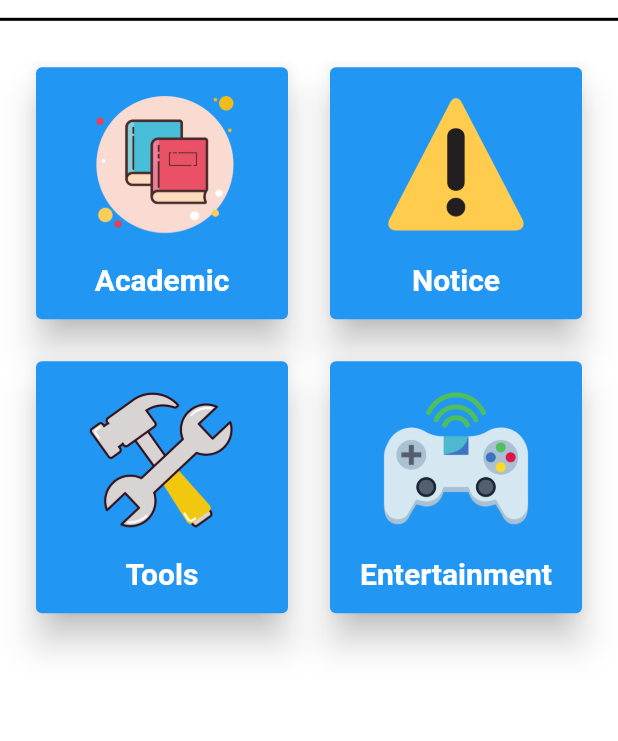
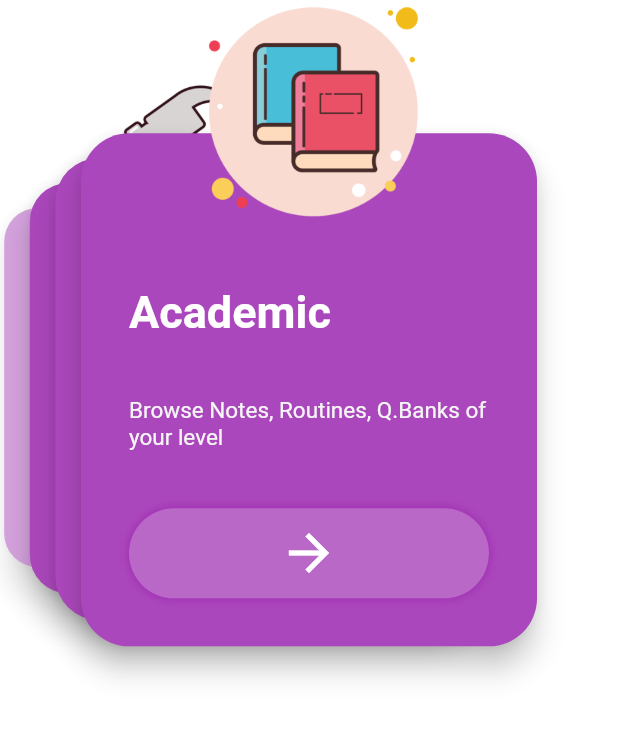
Before and after one commit to mahmudalsohan/NoteBot, a Flutter app: the screen it shows after launch, on a phone screen of 412 x 824 dp, the part 240-981 px from its top. Run offline on Flutter 3.47's test engine with Material 2 defaults, Android fonts, the phone set to English and light mode, and no system bars; drawn by our look-alikes of card_swiper; our stand-ins replace dio, page_transition, shared_preferences.

Commit message:
changes ui

```diff
--- a/lib/screens/home_screen.dart
+++ b/lib/screens/home_screen.dart
@@ -1,33 +1,93 @@
 import 'package:butex_notebot/provider/theme_provider.dart';
 import 'package:butex_notebot/screens/academic_screen.dart';
 import 'package:butex_notebot/widgets/appBar_widget.dart';
+import 'package:butex_notebot/widgets/card_data.dart';
 import 'package:butex_notebot/widgets/drawer_widget.dart';
-import 'package:butex_notebot/widgets/function_tile_widget.dart';
+import 'package:butex_notebot/widgets/reusable_card.dart';
 import 'package:butex_notebot/widgets/top_Container_widget.dart';
 import 'package:flutter/material.dart';
+import 'package:page_transition/page_transition.dart';
 import 'package:provider/provider.dart';
+import 'package:card_swiper/card_swiper.dart';
 
 class HomeScreen extends StatelessWidget {
   const HomeScreen({Key? key}) : super(key: key);
   @override
   Widget build(BuildContext context) {
     final bool isDarkTheme = Provider.of<ThemeProvider>(context).isDarkTheme;
+    List<CardInfo> homeScreenCards = [
+      CardInfo(
+        1,
+        title: "Academic",
+        description: "Browse Notes, Routines, Q.Banks of your level",
+        imagePath: "assets/images/academic.png",
+        onTap: () {
+          Navigator.push(
+              context,
+              PageTransition(
+                  type: PageTransitionType.rightToLeft,
+                  child: AcademicScreen()));
+        },
+      ),
+      CardInfo(
+        4,
+        title: "Entertainment",
+        description: "Play games, watch videos and much more!!!",
+        imagePath: "assets/images/entertainment.png",
+        onTap: () {},
+      ),
+      CardInfo(
+        3,
+        title: "Tools",
+        description: "Handy tools you need",
+        imagePath: "assets/images/tools.png",
+        onTap: () {},
+      ),
+      CardInfo(
+        2,
+        title: "Notice",
+        description: "See latest Notices from BUTEX",
+        imagePath: "assets/images/notice.png",
+        onTap: () {},
+      ),
+    ];
     return Scaffold(
       drawer: drawer(isDarkTheme),
       appBar: appBar(isDarkTheme),
       body: Padding(
         padding: EdgeInsets.symmetric(vertical: 10),
+        child: SingleChildScrollView(
           child: Column(
             children: [
               TopContainer(
                 imagePath: "assets/images/notebot_logo.png",
                 isDarkTheme: isDarkTheme,
               ),
-            Divider(
-              color: isDarkTheme ? Colors.white : Colors.black,
-              thickness: 2,
+              Container(
+                height: 500,
+                child: Swiper(
+                  itemCount: homeScreenCards.length,
+                  itemWidth: MediaQuery.of(context).size.width - 2 * 50,
+                  layout: SwiperLayout.STACK,
+                  itemBuilder: (BuildContext context, int index) {
+                    return ReusableCard(
+                      title: homeScreenCards[index].title,
+                      description: homeScreenCards[index].description,
+                      imagePath: homeScreenCards[index].imagePath,
+                      onTap: homeScreenCards[index].onTap,
+                    );
+                  },
                 ),
-            Expanded(
+              ),
+            ],
+          ),
+        ),
+      ),
+    );
+  }
+}
+
+/*Expanded(
               child: GridView.count(
                 crossAxisCount: 2,
                 padding: const EdgeInsets.all(20),
@@ -66,10 +126,4 @@ class HomeScreen extends StatelessWidget {
                   ),
                 ],
               ),
-            ),
-          ],
-        ),
-      ),
-    );
-  }
-}
+            ),*/
--- /dev/null
+++ b/lib/widgets/card_data.dart
@@ -0,0 +1,15 @@
+class CardInfo {
+  final int position;
+  final String title;
+  final String imagePath;
+  final String description;
+  final Function onTap;
+
+  CardInfo(
+    this.position, {
+    required this.title,
+    required this.imagePath,
+    required this.description,
+    required this.onTap,
+  });
+}
--- /dev/null
+++ b/lib/widgets/reusable_card.dart
@@ -0,0 +1,97 @@
+import 'package:flutter/material.dart';
+
+class ReusableCard extends StatelessWidget {
+  const ReusableCard({
+    Key? key,
+    required this.title,
+    required this.description,
+    required this.imagePath,
+    required this.onTap,
+
+  }) : super(key: key);
+
+
+  final String title;
+  final String description;
+  final String imagePath;
+  final Function onTap;
+
+  @override
+  Widget build(BuildContext context) {
+    return Stack(
+      alignment: Alignment.topCenter,
+      children: <Widget>[
+        Column(
+          children: [
+            SizedBox(height: 80),
+            Container(
+              height: 350,
+              child: Card(
+                shape: RoundedRectangleBorder(
+                  borderRadius: BorderRadius.circular(32),
+                ),
+                elevation: 8,
+                color: Colors.purple[400],
+                child: Padding(
+                  padding: const EdgeInsets.all(32.0),
+                  child: Column(
+                    mainAxisAlignment: MainAxisAlignment.spaceBetween,
+                    crossAxisAlignment: CrossAxisAlignment.stretch,
+                    children: [
+                      Padding(
+                        padding: const EdgeInsets.only(top: 70),
+                        child: Text(
+                          title,
+                          style: TextStyle(
+                            color: Colors.white,
+                            fontSize: 30,
+                            fontWeight: FontWeight.bold,
+                          ),
+                        ),
+                      ),
+                      Text(
+                        description,
+                        style: TextStyle(
+                          color: Colors.grey.shade100,
+                          fontSize: 15,
+                        ),
+                      ),
+                      InkWell(
+                        onTap: () {
+                          onTap();
+                        },
+                        child: Container(
+                          height: 60,
+                          width: 120,
+                          decoration: BoxDecoration(
+                            boxShadow: [
+                              BoxShadow(
+                                color: Colors.purple.shade500,
+                                blurRadius: 5,
+                              ),
+                            ],
+                            color: Colors.purple[300],
+                            borderRadius: BorderRadius.circular(32),
+                          ),
+                          child: Icon(
+                            Icons.arrow_forward_sharp,
+                            size: 40,
+                            color: Colors.white,
+                          ),
+                        ),
+                      )
+                    ],
+                  ),
+                ),
+              ),
+            ),
+          ],
+        ),
+        Image.asset(
+          imagePath,
+          height: 140,
+        ),
+      ],
+    );
+  }
+}
--- a/pubspec.yaml
+++ b/pubspec.yaml
@@ -31,9 +31,10 @@ dependencies:
   provider:
   shared_preferences:
   dio: ^4.0.0
-  json_serializable:
   url_launcher: ^6.0.9
   api_cache_manager: ^1.0.2
+  card_swiper : ^1.0.4
+  page_transition: ^2.0.2
 
 dev_dependencies:
   flutter_test:
```
Also changed, not shown: lib/networking/http_service.dart (+6 -15 lines), lib/screens/academic_screen.dart (+54 -14 lines), lib/screens/levels_screen.dart (+91 -14 lines), lib/screens/subjects_screen.dart (+17 -16 lines), lib/screens/topic_content_screen.dart (+4 -5 lines), lib/screens/topics_screen.dart (+10 -16 lines), lib/widgets/reusable_list_tile.dart (added, +32 -0 lines), assets/images/l1.png (added), assets/images/l2.png (added), assets/images/l3.png (added), assets/images/l4.png (added), pubspec.lock. Lines whose indentation alone changed are shown as unchanged.
